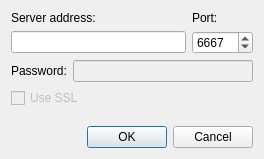
First picture: the form in src/qtui/settingspages/servereditdlg.ui, repository quassel/quassel, before the edit.
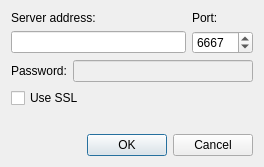
Second picture: the form after the edit. Icons and pictures are not drawn.

Commit message: Implemented rudimentary SSL support for IRC connections. SSL errors (untrusted/invalid certs etc) are silently ignored at the moment; proper handling will come soonish. You can activate SSL encryption for a given server (not network, as this is a per-server setting) in the server edit dialog in network settings. Please to be testink this :)

The edit to the form file:
```diff
--- a/src/qtui/settingspages/servereditdlg.ui
+++ b/src/qtui/settingspages/servereditdlg.ui
@@ -6,7 +6,7 @@
     <x>0</x>
     <y>0</y>
     <width>264</width>
-    <height>159</height>
+    <height>167</height>
    </rect>
   </property>
   <property name="windowTitle" >
@@ -71,7 +71,7 @@
    <item>
     <widget class="QCheckBox" name="useSSL" >
      <property name="enabled" >
-      <bool>false</bool>
+      <bool>true</bool>
      </property>
      <property name="text" >
       <string>Use SSL</string>
@@ -100,7 +100,7 @@
       <enum>Qt::Horizontal</enum>
      </property>
      <property name="standardButtons" >
-      <set>QDialogButtonBox::Cancel|QDialogButtonBox::NoButton|QDialogButtonBox::Ok</set>
+      <set>QDialogButtonBox::Cancel|QDialogButtonBox::Ok</set>
      </property>
     </widget>
    </item>
```
Left out of the diff: 5 changed lines with no effect on the pictures. The commit also changes 3 other files.
